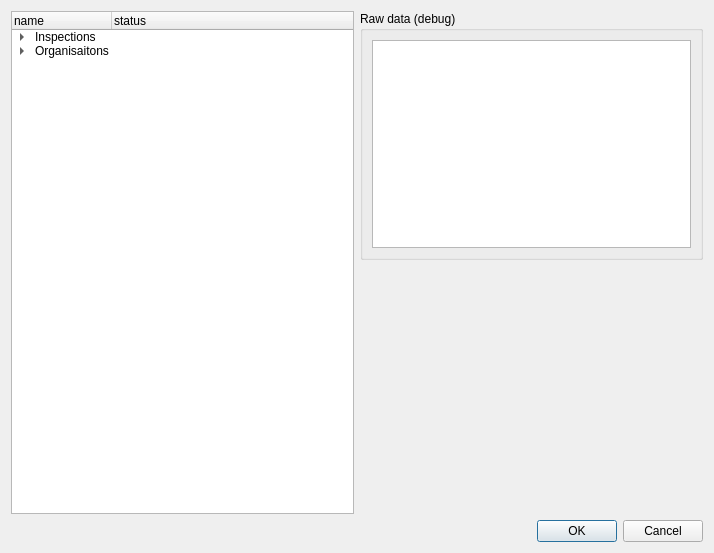
Before: the Qt Designer form qgepplugin/interlis/plugin/gui.ui in QGEP/qgepplugin, drawn with Qt 5.
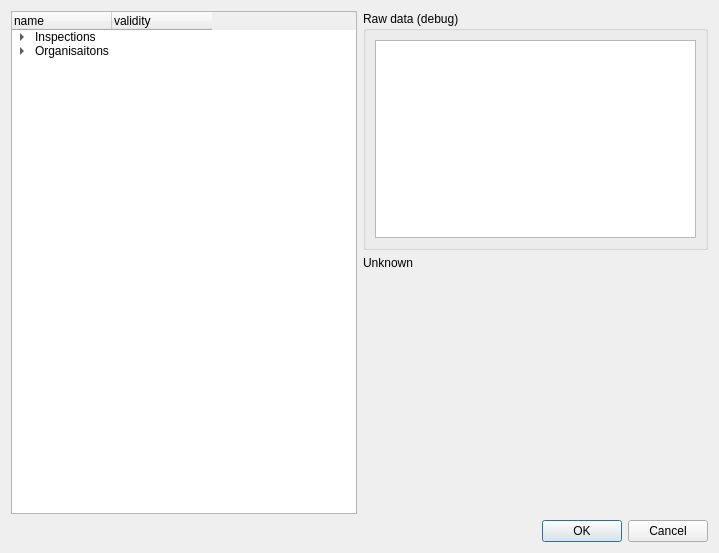
After: the same form once the commit is applied. Custom widgets are drawn as their Qt base class.

Patch:
```diff
--- a/qgepplugin/interlis/plugin/gui.ui
+++ b/qgepplugin/interlis/plugin/gui.ui
@@ -6,7 +6,7 @@
    <rect>
     <x>0</x>
     <y>0</y>
-    <width>714</width>
+    <width>719</width>
     <height>553</height>
    </rect>
   </property>
@@ -21,8 +21,8 @@
        <property name="headerHidden">
         <bool>false</bool>
        </property>
-       <attribute name="headerMinimumSectionSize">
-        <number>50</number>
+       <attribute name="headerStretchLastSection">
+        <bool>false</bool>
        </attribute>
        <column>
         <property name="text">
@@ -31,13 +31,16 @@
        </column>
        <column>
         <property name="text">
-         <string>status</string>
+         <string>validity</string>
         </property>
        </column>
        <item>
         <property name="text">
          <string>Inspections</string>
         </property>
+        <property name="text">
+         <string/>
+        </property>
         <item>
          <property name="text">
           <string>a</string>
@@ -114,6 +117,22 @@
          </layout>
         </widget>
        </item>
+       <item>
+        <widget class="QLabel" name="validityLabel">
+         <property name="styleSheet">
+          <string notr="true">b</string>
+         </property>
+         <property name="text">
+          <string>Unknown</string>
+         </property>
+         <property name="wordWrap">
+          <bool>true</bool>
+         </property>
+         <property name="margin">
+          <number>7</number>
+         </property>
+        </widget>
+       </item>
        <item>
         <widget class="QStackedWidget" name="stackedWidget">
          <widget class="QWidget" name="page"/>
```
Left out of the diff: 12 changed lines with no effect on the pictures.
